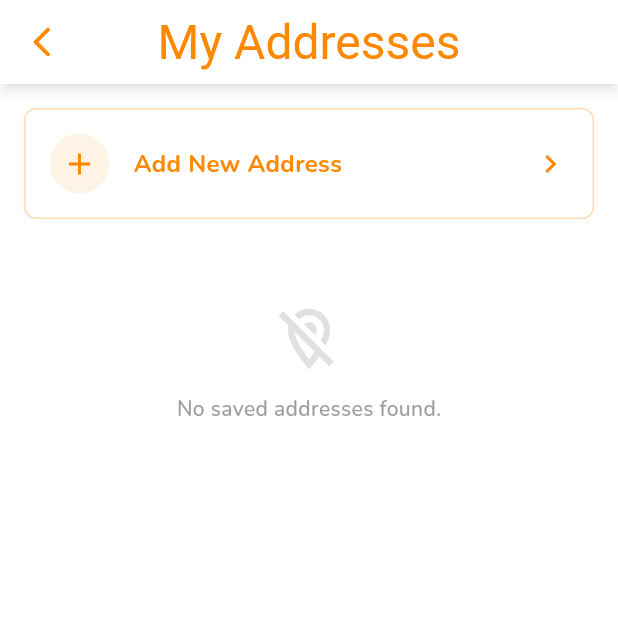
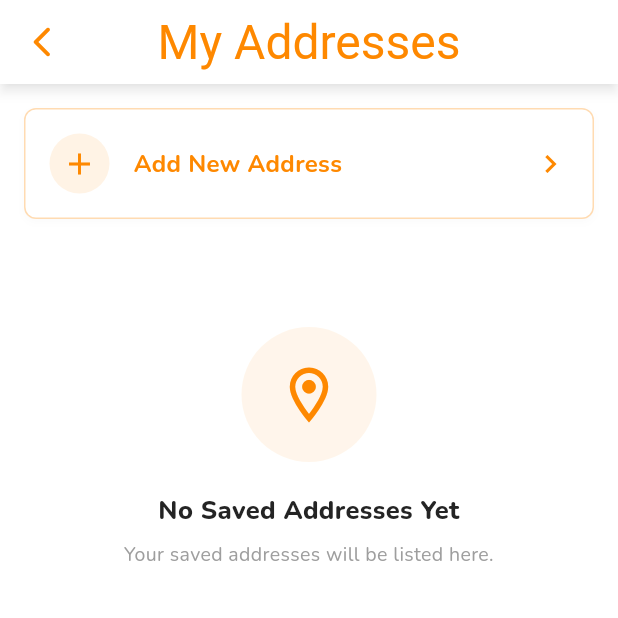
Before and after one commit to DeryaTelli/yemis, a Flutter app: the AddressesView screen opened by its route, on a phone screen of 412 x 824 dp, the top half of it. Run offline on Flutter 3.47's test engine with Material 3 defaults, Android fonts, the light colour scheme and no system bars; our stand-ins replace easy_localization, firebase_core, firebase_messaging, flutter_local_notifications, flutter_map, geolocator and 8 more; missing offline and left inert: iconify_flutter, mobile_scanner; accounts and stored records are empty; network calls fail; Roboto replaces fonts that are missing (Orelega One).

Commit message:
set the design

```diff
--- a/assets/translations/en.json
+++ b/assets/translations/en.json
@@ -198,6 +198,12 @@
                               "pastTitle":  "Past Listings",
                               "attendedTitle":  "My Volunteer Tasks",
                               "emptyMessage":  "You don\u0027t have any listings in this category yet.",
+                              "emptyPastTitle":  "No Past Listings Yet",
+                              "emptyPastDescription":  "Your expired or completed listings will be listed here.",
+                              "emptyAttendedTitle":  "No Volunteer Tasks Yet",
+                              "emptyAttendedDescription":  "Listings you volunteer for will be listed here.",
+                              "emptyActiveTitle":  "No Active Listings Yet",
+                              "emptyActiveDescription":  "Your active listings will be listed here.",
                               "deleteError":  "An error occurred while deleting the listing.",
                               "deleteConfirm":  "Are you sure you want to delete this listing?",
                               "deleteTitle":  "Delete Listing"
@@ -254,7 +260,9 @@
                             "environmentalImpact":  "Environmental Impact Summary",
                             "performanceSummary":  "Listing Performance Summary",
                             "soldTotal": "Sold / Total",
-                            "noData":  "No data available."
+                            "noData":  "No data available.",
+                            "emptyTitle":  "No Report Data Yet",
+                            "emptyDescription":  "Your reports will appear here when sales and listing data is available."
                         },
     "businessAddOrder":  {
                              "title":  "Add Order",
@@ -324,6 +332,8 @@
                       "selectFromLocation":  "Select from Location",
                       "enterAddress":  "Enter Address",
                       "notFound":  "No saved addresses found.",
+                      "emptyTitle":  "No Saved Addresses Yet",
+                      "emptyDescription":  "Your saved addresses will be listed here.",
                       "editTitle":  "Edit Address",
                       "addTitle":  "Add Address",
                       "ilLabel":  "Province",
@@ -398,6 +408,10 @@
                              "emptySold":  "You have no sold orders yet.",
                              "emptyActive":  "You have no added listings yet.",
                              "emptyExpired":  "You have no expired listings yet.",
+                             "emptyAllDescription":  "All listings you add will be listed here.",
+                             "emptySoldDescription":  "Your sold orders will be listed here.",
+                             "emptyActiveDescription":  "Your active listings will be listed here.",
+                             "emptyExpiredDescription":  "Your expired listings will be listed here.",
                              "deleteDialogTitle":  "Delete Listing",
                              "deleteDialogMessage":  "Are you sure you want to delete this listing?",
                              "soldOut":  "Sold Out",
@@ -746,6 +760,8 @@
         "saveError": "Card could not be saved.",
         "deleteError": "Card could not be deleted.",
         "empty": "You do not have any saved cards yet.",
+        "emptyTitle": "No Saved Cards Yet",
+        "emptyDescription": "Your saved cards will be listed here.",
         "securityInfo": "Your card information is stored securely and only the masked card number is sent.",
         "validation": {
             "cardName": "Enter a card name.",
--- a/lib/main.dart
+++ b/lib/main.dart
@@ -551,8 +551,10 @@ class MyApp extends StatelessWidget {
                 settings: settings,
               );
             case AppRoutes.cards:
+              final moduleType =
+                  settings.arguments as AppModuleType? ?? AppModuleType.food;
               return MaterialPageRoute(
-                builder: (_) => const CardsView(),
+                builder: (_) => CardsView(moduleType: moduleType),
                 settings: settings,
               );
             case AppRoutes.addCard:
--- a/lib/utils/locale_keys.dart
+++ b/lib/utils/locale_keys.dart
@@ -276,6 +276,18 @@ abstract class LocaleKeys {
       'volunteerListings.attendedTitle';
   static const volunteerListings_emptyMessage =
       'volunteerListings.emptyMessage';
+  static const volunteerListings_emptyPastTitle =
+      'volunteerListings.emptyPastTitle';
+  static const volunteerListings_emptyPastDescription =
+      'volunteerListings.emptyPastDescription';
+  static const volunteerListings_emptyAttendedTitle =
+      'volunteerListings.emptyAttendedTitle';
+  static const volunteerListings_emptyAttendedDescription =
+      'volunteerListings.emptyAttendedDescription';
+  static const volunteerListings_emptyActiveTitle =
+      'volunteerListings.emptyActiveTitle';
+  static const volunteerListings_emptyActiveDescription =
+      'volunteerListings.emptyActiveDescription';
   static const volunteerListings_deleteError = 'volunteerListings.deleteError';
   static const volunteerListings_deleteConfirm =
       'volunteerListings.deleteConfirm';
@@ -658,6 +670,14 @@ abstract class LocaleKeys {
   static const businessListings_emptySold = 'businessListings.emptySold';
   static const businessListings_emptyActive = 'businessListings.emptyActive';
   static const businessListings_emptyExpired = 'businessListings.emptyExpired';
+  static const businessListings_emptyAllDescription =
+      'businessListings.emptyAllDescription';
+  static const businessListings_emptySoldDescription =
+      'businessListings.emptySoldDescription';
+  static const businessListings_emptyActiveDescription =
+      'businessListings.emptyActiveDescription';
+  static const businessListings_emptyExpiredDescription =
+      'businessListings.emptyExpiredDescription';
   static const businessListings_deleteDialogTitle =
       'businessListings.deleteDialogTitle';
   static const businessListings_deleteDialogMessage =
@@ -844,4 +864,7 @@ abstract class LocaleKeys {
   static const businessReports_environmentalImpact = 'businessReports.environmentalImpact';
   static const businessReports_performanceSummary = 'businessReports.performanceSummary';
   static const businessReports_noData = 'businessReports.noData';
+  static const businessReports_emptyTitle = 'businessReports.emptyTitle';
+  static const businessReports_emptyDescription =
+      'businessReports.emptyDescription';
 }
--- a/lib/views/auth/addresses_view.dart
+++ b/lib/views/auth/addresses_view.dart
@@ -9,6 +9,7 @@ import '../../services/auth/user_session.dart';
 import '../../utils/routes/app_routes.dart';
 import '../../widgets/common/loading_overlay.dart';
 import '../../widgets/common/delete_confirmation_dialog.dart';
+import '../../widgets/common/empty_state.dart';
 import '../../models/app_module_type.dart';
 import '../../utils/theme/app_theme.dart';
 
@@ -62,25 +63,13 @@ class AddressesView extends StatelessWidget {
                     const SizedBox(height: 16),
                     if (vm.addresses.isEmpty && !vm.isLoading)
                       Padding(
-                        padding: const EdgeInsets.symmetric(vertical: 40),
+                        padding: const EdgeInsets.only(top: 56),
                         child: Center(
-                          child: Column(
-                            children: [
-                              Icon(
-                                Icons.location_off_outlined,
-                                size: 48,
-                                color: Colors.grey[300],
-                              ),
-                              const SizedBox(height: 12),
-                              Text(
-                                LocaleKeys.addresses_notFound.tr(),
-                                style: TextStyle(
-                                  color: Colors.grey[500],
-                                  fontSize: 14,
-                                  fontWeight: FontWeight.w500,
-                                ),
-                              ),
-                            ],
+                          child: EmptyState(
+                            icon: Icons.location_on_outlined,
+                            title: 'addresses.emptyTitle'.tr(),
+                            description: 'addresses.emptyDescription'.tr(),
+                            color: themeColor,
                           ),
                         ),
                       )
--- a/lib/views/food/food_profile_view.dart
+++ b/lib/views/food/food_profile_view.dart
@@ -188,7 +188,11 @@ class _FoodProfileBodyState extends State<_FoodProfileBody> {
                   ProfileMenuTile(
                     icon: Icons.credit_card_rounded,
                     title: LocaleKeys.foodProfile_cards.tr(),
-                    onTap: () => Navigator.pushNamed(context, AppRoutes.cards),
+                    onTap: () => Navigator.pushNamed(
+                      context,
+                      AppRoutes.cards,
+                      arguments: AppModuleType.food,
+                    ),
                   ),
                   ProfileMenuTile(
                     icon: Icons.person_outline_rounded,
--- a/lib/views/location/navigation_view.dart
+++ b/lib/views/location/navigation_view.dart
@@ -80,9 +80,9 @@ class _NavigationBody extends StatelessWidget {
                 ),
               ],
             ),
-            child: const Icon(
+            child: Icon(
               Icons.arrow_back_ios_new_rounded,
-              color: AppColors.primaryColor,
+              color: accentColor ?? AppColors.primaryColor,
               size: 18,
             ),
           ),
--- a/lib/widgets/business/weekly_sales_card.dart
+++ b/lib/widgets/business/weekly_sales_card.dart
@@ -67,7 +67,7 @@ class WeeklySalesCard extends StatelessWidget {
                           fit: BoxFit.cover,
                           errorBuilder: (context, error, stackTrace) =>
                               const Icon(
-                                Icons.store_rounded,
+                                Icons.storefront_rounded,
                                 color: AppColors.primaryColor,
                                 size: 24,
                               ),
--- /dev/null
+++ b/lib/widgets/common/empty_state.dart
@@ -0,0 +1,54 @@
+import 'package:flutter/material.dart';
+
+class EmptyState extends StatelessWidget {
+  const EmptyState({
+    super.key,
+    required this.icon,
+    required this.title,
+    required this.description,
+    required this.color,
+  });
+
+  final IconData icon;
+  final String title;
+  final String description;
+  final Color color;
+
+  @override
+  Widget build(BuildContext context) {
+    return Column(
+      mainAxisSize: MainAxisSize.min,
+      children: [
+        Container(
+          width: 90,
+          height: 90,
+          decoration: BoxDecoration(
+            color: color.withValues(alpha: 0.08),
+            shape: BoxShape.circle,
+          ),
+          child: Icon(icon, size: 44, color: color),
+        ),
+        const SizedBox(height: 20),
+        Text(
+          title,
+          textAlign: TextAlign.center,
+          style: const TextStyle(
+            fontSize: 17,
+            fontWeight: FontWeight.w800,
+            color: Color(0xFF242424),
+          ),
+        ),
+        const SizedBox(height: 8),
+        Text(
+          description,
+          textAlign: TextAlign.center,
+          style: const TextStyle(
+            fontSize: 13,
+            color: Color(0xFF9E9E9E),
+            height: 1.5,
+          ),
+        ),
+      ],
+    );
+  }
+}
```
Also changed, not shown: assets/translations/tr.json (+17 -1 lines), lib/views/auth/cards_view.dart (+37 -29 lines), lib/views/business/business_listings_view.dart (+56 -26 lines), lib/views/business/business_profile_edit_view.dart (+9 -5 lines), lib/views/business/business_profile_view.dart (+15 -4 lines), lib/views/business/business_reports_view.dart (+15 -8 lines), lib/views/common/notification_view.dart (+10 -21 lines), lib/views/volunteer/volunteer_listings_view.dart (+45 -12 lines).
